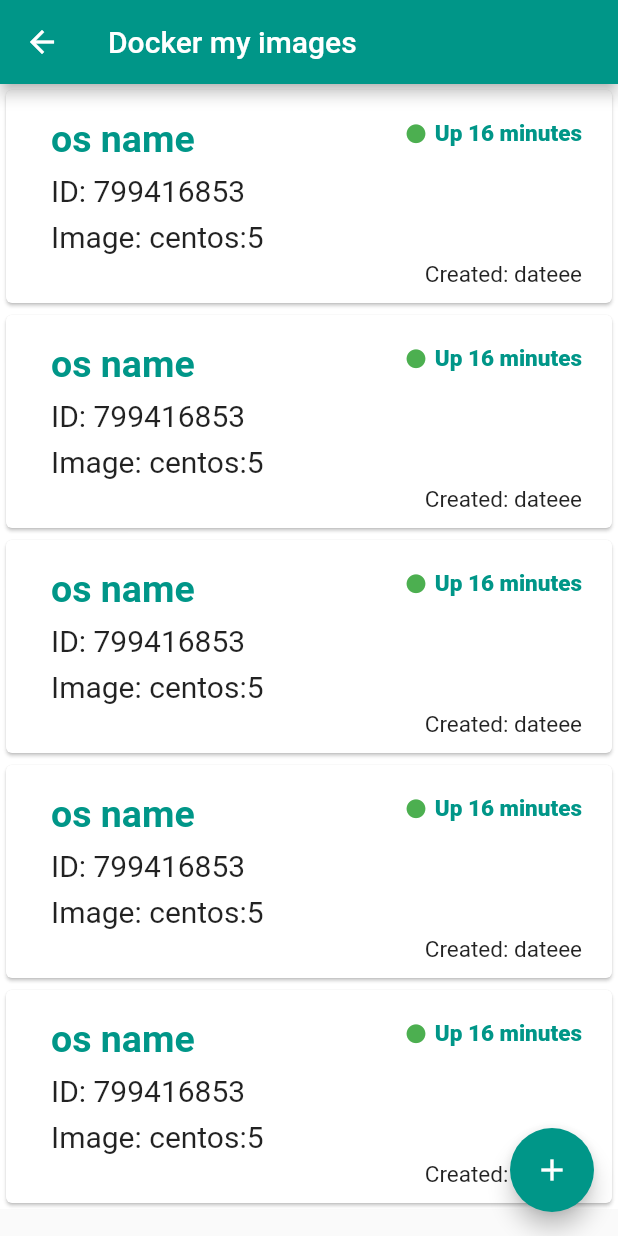
After one commit to snapsid/Developer-Assistant, a Flutter app: the MyRunningContainer screen opened by its route, on a phone screen of 412 x 824 dp. The commit adds this screen. Run offline on Flutter 3.47's test engine with Material 2 defaults, Android fonts, the phone set to English and light mode, and no system bars; drawn by our look-alikes of flutter_slidable; our stand-ins replace bubble, flutter_highlight, fluttertoast, modal_progress_hud; missing offline and left inert: code_text_field, highlight, vertical_card_pager; network calls fail.

Commit message:
docker running containers ui done

```diff
--- a/app/developer_assistant/developer_assistant/lib/docker/dockerhome.dart
+++ b/app/developer_assistant/developer_assistant/lib/docker/dockerhome.dart
@@ -16,7 +16,7 @@ class _DockerHomeState extends State<DockerHome> {
   String ip;
   final List<String> titles = [
     "Docker\nService",
-    "Run\nContainer",
+    "Launch\nContainer",
     "Pull\nImage",
     "My\nImages",
     "Running\nContainers",
@@ -232,7 +232,7 @@ class _DockerHomeState extends State<DockerHome> {
                         } else if (index == 3) {
                           Navigator.pushNamed(context, 'dockermyimages');
                         } else if (index == 4) {
-                          Navigator.pushNamed(context, 'cppcode');
+                          Navigator.pushNamed(context, 'myrunningcontainer');
                         } else if (index == 5) {
                           Navigator.pushNamed(context, 'software');
                         } else if (index == 6) {
--- /dev/null
+++ b/app/developer_assistant/developer_assistant/lib/docker/myrunningcontainer.dart
@@ -0,0 +1,209 @@
+import 'package:developer_assistant/ip.dart';
+import 'package:flutter/material.dart';
+import 'package:flutter_slidable/flutter_slidable.dart';
+import 'package:fluttertoast/fluttertoast.dart';
+import 'package:modal_progress_hud/modal_progress_hud.dart';
+
+class MyRunningContainer extends StatefulWidget {
+  @override
+  _MyRunningContainerState createState() => _MyRunningContainerState();
+}
+
+class _MyRunningContainerState extends State<MyRunningContainer> {
+  bool loading = false;
+
+  String ip;
+  var imageList = [];
+  var finalList = [];
+  var listLength = 0;
+
+  @override
+  void initState() {
+    ip = MyIp.ip_public;
+    // TODO: implement initState
+    super.initState();
+  }
+
+  myToast(mymsg, color) {
+    Fluttertoast.showToast(
+        msg: mymsg,
+        toastLength: Toast.LENGTH_LONG,
+        gravity: ToastGravity.BOTTOM,
+        timeInSecForIosWeb: 2,
+        backgroundColor: color,
+        textColor: Colors.white,
+        webPosition: "center",
+        fontSize: 16.0);
+  }
+
+  slidelist(index) {
+    return Slidable(
+      actionPane: SlidableDrawerActionPane(),
+      actionExtentRatio: 0.25,
+      child: Container(
+          color: Colors.white,
+          child: Container(
+            height: 150,
+            // margin: EdgeInsets.only(top: 10),
+            child: Card(
+              elevation: 1,
+              child: Container(
+                margin: EdgeInsets.only(left: 30, top: 10),
+                child: Stack(
+                  children: [
+                    Column(
+                      crossAxisAlignment: CrossAxisAlignment.start,
+                      mainAxisAlignment: MainAxisAlignment.spaceEvenly,
+                      children: [
+                        Text(
+                          "os name",
+                          style: TextStyle(
+                              color: Colors.teal,
+                              fontSize: 25,
+                              fontWeight: FontWeight.w600),
+                        ),
+                        Text(
+                          'ID: 799416853',
+                          style: TextStyle(
+                              fontWeight: FontWeight.w400, fontSize: 20),
+                        ),
+                        Text(
+                          'Image: centos:5',
+                          style: TextStyle(
+                              fontWeight: FontWeight.w400, fontSize: 20),
+                        ),
+                        SizedBox(
+                          height: 16,
+                        )
+                      ],
+                    ),
+                    Container(
+                        margin: EdgeInsets.only(bottom: 10, right: 20),
+                        alignment: Alignment.bottomRight,
+                        child: Text(
+                          'Created: dateee',
+                          style: TextStyle(
+                              fontSize: 15, fontWeight: FontWeight.w400),
+                        )),
+                    Container(
+                        margin: EdgeInsets.only(top: 10, right: 20),
+                        alignment: Alignment.topRight,
+                        child: Row(
+                          mainAxisAlignment: MainAxisAlignment.end,
+                          children: [
+                            Icon(
+                              Icons.circle,
+                              color: Colors.green,
+                              size: 15,
+                            ),
+                            SizedBox(
+                              width: 5,
+                            ),
+                            Text(
+                              'Up 16 minutes',
+                              style: TextStyle(
+                                  color: Colors.teal.shade500,
+                                  fontSize: 15,
+                                  fontWeight: FontWeight.w800),
+                            ),
+                          ],
+                        ))
+                  ],
+                ),
+              ),
+            ),
+          )),
+      actions: <Widget>[
+        // IconSlideAction(
+        //   caption: 'Archive',
+        //   color: Colors.blue,
+        //   icon: Icons.archive,
+        //   onTap: () {},
+        // ),
+        // IconSlideAction(
+        //   caption: 'Share',
+        //   color: Colors.indigo,
+        //   icon: Icons.share,
+        //   onTap: () {},
+        // ),
+      ],
+      secondaryActions: <Widget>[
+        Container(
+          alignment: Alignment.center,
+          margin: EdgeInsets.only(top: 5, bottom: 5),
+          height: double.infinity,
+          width: double.infinity,
+          color: Colors.black45,
+          child: Column(
+            mainAxisAlignment: MainAxisAlignment.center,
+            children: [
+              Icon(
+                Icons.code,
+                color: Colors.white,
+              ),
+              Text(
+                "/bin/bash",
+                style: TextStyle(color: Colors.white, fontSize: 16),
+              ),
+            ],
+          ),
+        ),
+        Container(
+          margin: EdgeInsets.only(top: 5, bottom: 5),
+          child: IconSlideAction(
+            caption: 'Delete',
+            color: Colors.red,
+            icon: Icons.delete,
+            onTap: () {
+              setState(() {
+                // removeImage(imageId);
+              });
+            },
+          ),
+        )
+      ],
+    );
+  }
+
+  @override
+  Widget build(BuildContext context) {
+    return Scaffold(
+      appBar: AppBar(
+        title: Text('Docker my images'),
+        backgroundColor: Colors.teal,
+        actions: [],
+      ),
+      floatingActionButton: FloatingActionButton(
+        backgroundColor: Colors.teal,
+        onPressed: () {
+          Navigator.pushNamed(context, 'runcontainer');
+        },
+        child: Icon(Icons.add),
+      ),
+      body: ModalProgressHUD(
+        inAsyncCall: loading,
+        progressIndicator: CircularProgressIndicator(
+          // backgroundColor: Colors.teal,
+          valueColor: AlwaysStoppedAnimation<Color>(Colors.teal),
+          strokeWidth: 6,
+        ),
+        child: Container(
+          child: ListView.builder(
+            shrinkWrap: true,
+            // controller: scrollcontorller,
+
+            padding: EdgeInsets.only(bottom: 20),
+            itemCount: 5,
+            itemBuilder: (BuildContext context, int index) {
+              if (finalList != 0) {
+                return slidelist(index);
+              } else {
+                return Container();
+              }
+            },
+          ),
+        ),
+      ),
+    );
+  }
+}
--- a/app/developer_assistant/developer_assistant/lib/ip.dart
+++ b/app/developer_assistant/developer_assistant/lib/ip.dart
@@ -2,7 +2,7 @@ import 'package:flutter/material.dart';
 import 'package:http/http.dart' as http;
 
 class MyIp extends StatefulWidget {
-  static String ip_public = "192.168.43.38";
+  static String ip_public = "192.168.1.12";
   @override
   _MyIpState createState() => _MyIpState();
 }
--- a/app/developer_assistant/developer_assistant/lib/main.dart
+++ b/app/developer_assistant/developer_assistant/lib/main.dart
@@ -4,6 +4,7 @@ import 'package:developer_assistant/cplusplus.dart';
 import 'package:developer_assistant/cpp_output.dart';
 import 'package:developer_assistant/docker/dockerhome.dart';
 import 'package:developer_assistant/docker/myimage.dart';
+import 'package:developer_assistant/docker/myrunningcontainer.dart';
 import 'package:developer_assistant/docker/pullimage.dart';
 import 'package:developer_assistant/docker/runcontainer.dart';
 import 'package:developer_assistant/docker/service.dart';
@@ -35,6 +36,7 @@ void main() {
       'pullimage': (context) => DockerPullUmage(),
       'runcontainer': (context) => DockerRunContainer(),
       'dockermyimages': (context) => MyDockerImage(),
+      'myrunningcontainer': (context) => MyRunningContainer(),
     },
   ));
 }
```
